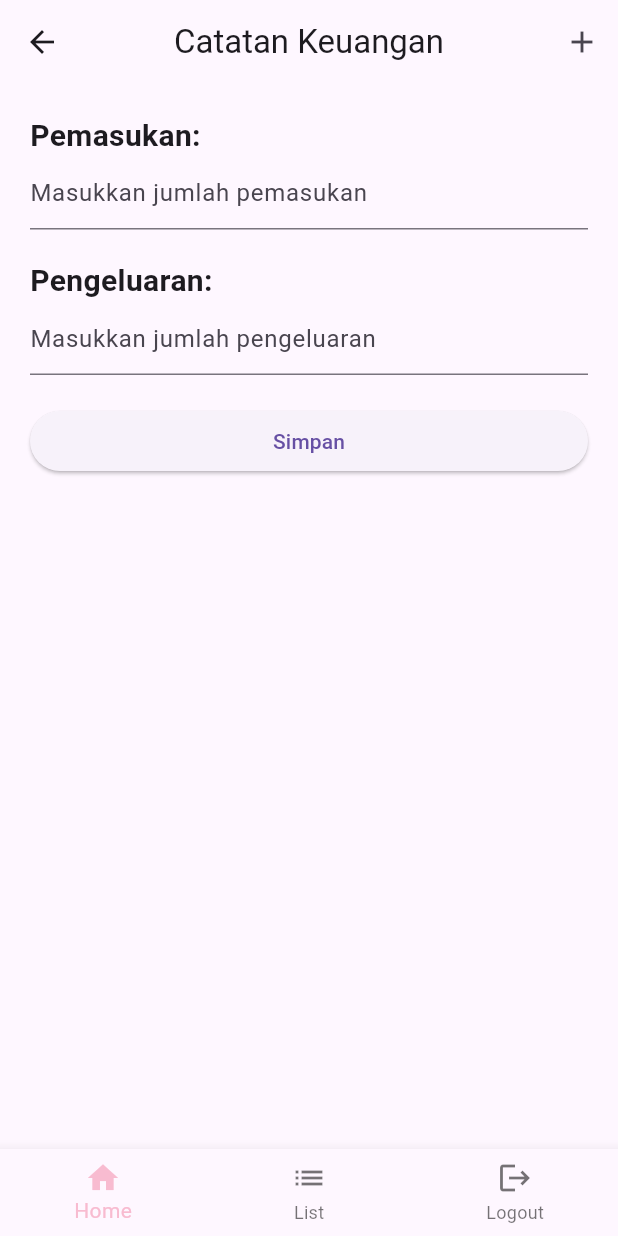
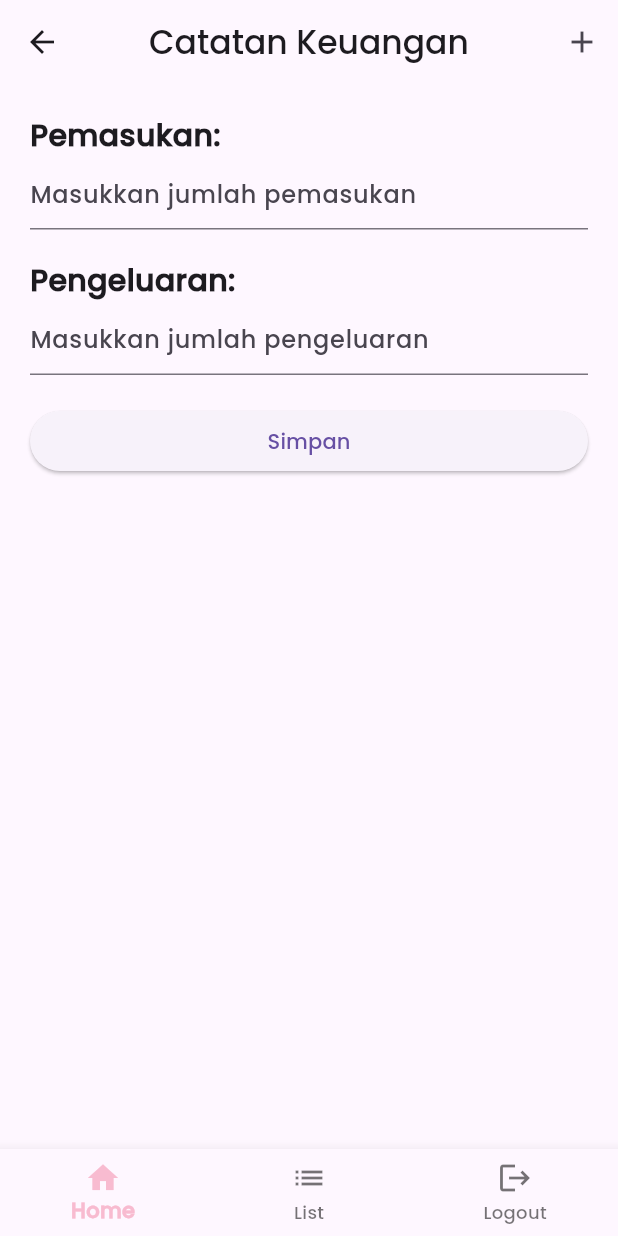
Before and after one commit to gitasriadnyani/progmob-tugas1, a Flutter app: the screen it shows after launch, after a tap on "Login", on a phone screen of 412 x 824 dp. Run offline on Flutter 3.47's test engine with Material 3 defaults, Android fonts, the phone set to English and light mode, and no system bars.

Commit message:
benerin fontnya

```diff
--- a/lib/pages/homepage.dart
+++ b/lib/pages/homepage.dart
@@ -7,7 +7,8 @@ class HomePage extends StatelessWidget {
   Widget build(BuildContext context) {
     return Scaffold(
       appBar: AppBar(
-        title: const Text('Catatan Keuangan'),
+        title: const Text('Catatan Keuangan',
+            style: TextStyle(fontFamily: 'Poppins')),
         centerTitle: true,
         actions: [
           IconButton(
@@ -28,12 +29,13 @@ class HomePage extends StatelessWidget {
               style: TextStyle(
                 fontSize: 20.0,
                 fontWeight: FontWeight.bold,
+                fontFamily: 'Poppins',
               ),
             ),
             const TextField(
               decoration: InputDecoration(
-                hintText: 'Masukkan jumlah pemasukan',
-              ),
+                  hintText: 'Masukkan jumlah pemasukan',
+                  hintStyle: TextStyle(fontFamily: 'Poppins')),
             ),
             const SizedBox(height: 20.0),
             const Text(
@@ -41,19 +43,25 @@ class HomePage extends StatelessWidget {
               style: TextStyle(
                 fontSize: 20.0,
                 fontWeight: FontWeight.bold,
+                fontFamily: 'Poppins',
               ),
             ),
             const TextField(
               decoration: InputDecoration(
-                hintText: 'Masukkan jumlah pengeluaran',
-              ),
+                  hintText: 'Masukkan jumlah pengeluaran',
+                  hintStyle: TextStyle(fontFamily: 'Poppins')),
             ),
             const SizedBox(height: 20.0),
             ElevatedButton(
               onPressed: () {
                 // Implementasi logika untuk menyimpan catatan keuangan
               },
-              child: const Text('Simpan'),
+              child: const Text(
+                'Simpan',
+                style: TextStyle(
+                  fontFamily: 'Poppins',
+                ),
+              ),
             ),
           ],
         ),
@@ -74,9 +82,11 @@ class HomePage extends StatelessWidget {
           ),
         ],
         selectedItemColor: Colors.pink[100],
+        selectedLabelStyle:
+            const TextStyle(fontFamily: 'Poppins', fontWeight: FontWeight.bold),
+        unselectedLabelStyle: const TextStyle(fontFamily: 'Poppins'),
         onTap: (int index) {
           if (index == 2) {
-            // Ketika ikon logout diklik
             Navigator.pushAndRemoveUntil(
               context,
               MaterialPageRoute(
--- a/lib/pages/login_page.dart
+++ b/lib/pages/login_page.dart
@@ -82,7 +82,6 @@ class LoginPage extends StatelessWidget {
                   ),
                   Column(
                     children: [
-                      // Widget lainnya
                       const SizedBox(height: 20.0),
                       Row(
                         mainAxisAlignment: MainAxisAlignment.center,
@@ -108,16 +107,16 @@ class LoginPage extends StatelessWidget {
                                 fontSize: 16,
                                 fontWeight: FontWeight.bold,
                                 fontFamily: 'Poppins',
-                              ), //textstyle
-                            ), //text
-                          ), //textbutton
+                              ),
+                            ),
+                          ),
                         ],
-                      ), //row
+                      ),
                     ],
-                  ), //column
+                  ),
                 ],
-              ), //column
-            ), //padding
+              ),
+            ),
           ],
         ),
       ),
```
